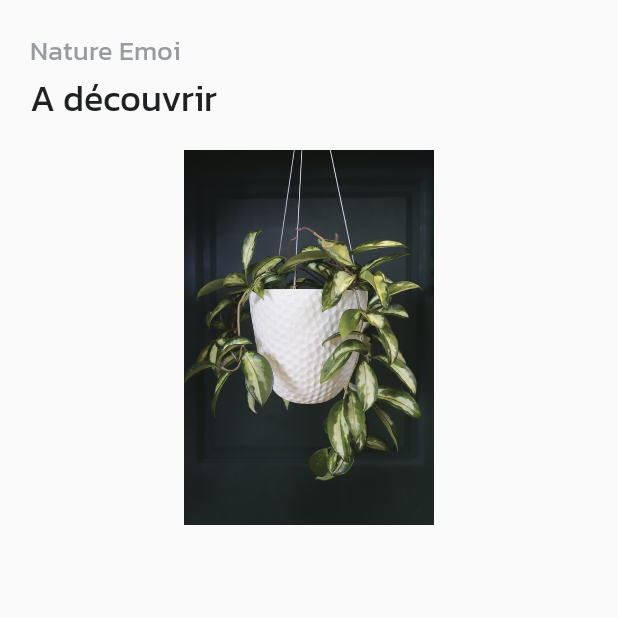
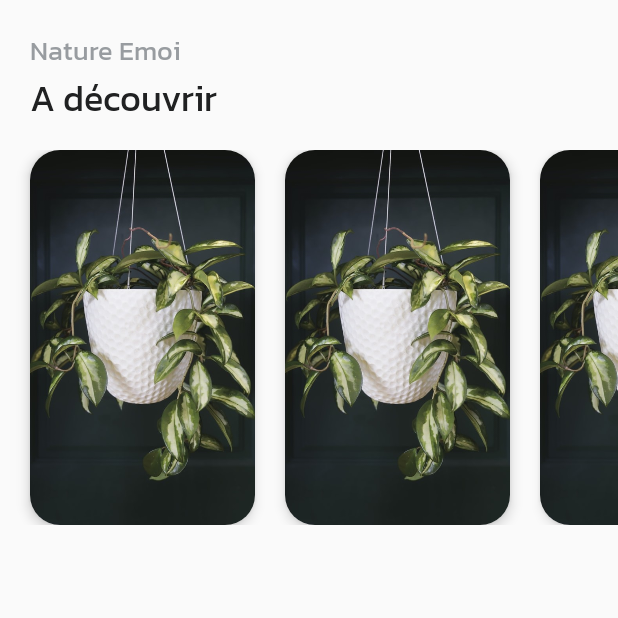
Before and after one commit to walidsrk/Kotlin_app_nature_collection, an Android app: the screen it shows after launch (MainActivity), on a phone screen of 412 x 824 dp, the top half of it. Run offline under Robolectric (Android 15) with nearby library versions, the phone set to English and light mode, and no system bars.

Commit message:
edit layout item_horizontal_plant

```diff
--- a/app/src/main/res/layout/item_horizontal_plant.xml
+++ b/app/src/main/res/layout/item_horizontal_plant.xml
@@ -1,12 +1,18 @@
 <?xml version="1.0" encoding="utf-8"?>
-<LinearLayout xmlns:android="http://schemas.android.com/apk/res/android"
-    android:orientation="vertical" android:layout_width="match_parent"
-    android:layout_height="match_parent">
+<androidx.cardview.widget.CardView xmlns:android="http://schemas.android.com/apk/res/android"
+    xmlns:app="http://schemas.android.com/apk/res-auto"
+    android:orientation="vertical"
+    android:layout_width="150dp"
+    android:layout_height="match_parent"
+    android:layout_marginLeft="@dimen/default_margin"
+    app:cardCornerRadius="20dp"
+    app:cardElevation="5dp">
 
     <ImageView
         android:id="@+id/image_item"
         android:layout_width="match_parent"
         android:layout_height="match_parent"
+        android:scaleType="centerCrop"
         android:src="@drawable/trending1"/>
 
-</LinearLayout>
+</androidx.cardview.widget.CardView>
```
